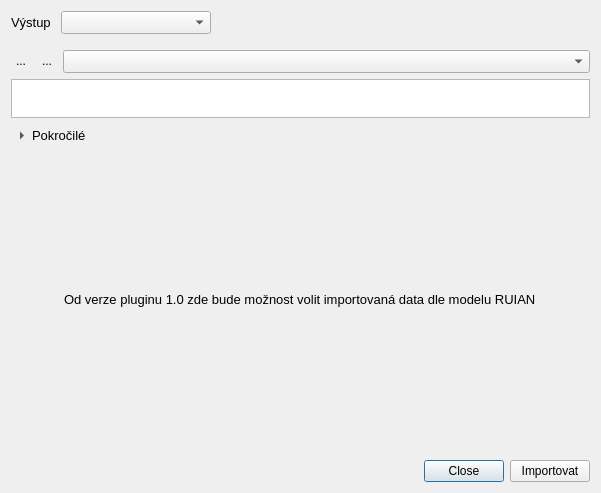
Old version of the form ui_MainApp.ui in the repository ctu-geoforall-lab/qgis-ruian-plugin.
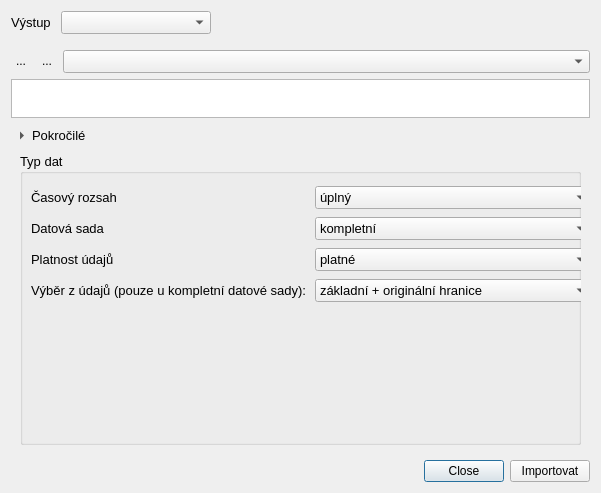
New version of the form. Icons and pictures are not drawn.

Commit message: solved issue #3 generovani RUIAN typu

Patch:
```diff
--- a/ui_MainApp.ui
+++ b/ui_MainApp.ui
@@ -264,11 +264,142 @@
       <property name="topMargin">
        <number>0</number>
       </property>
-      <item alignment="Qt::AlignHCenter">
-       <widget class="QLabel" name="label">
-        <property name="text">
-         <string>Od verze pluginu 1.0 zde bude možnost volit importovaná data dle modelu RUIAN</string>
+      <item>
+       <widget class="QGroupBox" name="typedata">
+        <property name="enabled">
+         <bool>true</bool>
         </property>
+        <property name="focusPolicy">
+         <enum>Qt::NoFocus</enum>
+        </property>
+        <property name="title">
+         <string>Typ dat</string>
+        </property>
+        <property name="checkable">
+         <bool>false</bool>
+        </property>
+        <widget class="QWidget" name="">
+         <property name="geometry">
+          <rect>
+           <x>11</x>
+           <y>31</y>
+           <width>561</width>
+           <height>122</height>
+          </rect>
+         </property>
+         <layout class="QVBoxLayout" name="verticalLayout">
+          <item>
+           <layout class="QHBoxLayout" name="horizontalLayout_4">
+            <item>
+             <widget class="QLabel" name="cas_rozsah_l">
+              <property name="text">
+               <string>Časový rozsah</string>
+              </property>
+             </widget>
+            </item>
+            <item>
+             <widget class="QComboBox" name="cas_rozsah_box">
+              <item>
+               <property name="text">
+                <string>úplný</string>
+               </property>
+              </item>
+              <item>
+               <property name="text">
+                <string>přírůstky</string>
+               </property>
+              </item>
+             </widget>
+            </item>
+           </layout>
+          </item>
+          <item>
+           <layout class="QHBoxLayout" name="horizontalLayout_5">
+            <item>
+             <widget class="QLabel" name="dat_sada_l">
+              <property name="text">
+               <string>Datová sada</string>
+              </property>
+             </widget>
+            </item>
+            <item>
+             <widget class="QComboBox" name="dat_sada_box">
+              <item>
+               <property name="text">
+                <string>kompletní</string>
+               </property>
+              </item>
+              <item>
+               <property name="text">
+                <string>základní</string>
+               </property>
+              </item>
+             </widget>
+            </item>
+           </layout>
+          </item>
+          <item>
+           <layout class="QHBoxLayout" name="horizontalLayout_6">
+            <item>
+             <widget class="QLabel" name="platnost_udaju_l">
+              <property name="text">
+               <string>Platnost údajů</string>
+              </property>
+             </widget>
+            </item>
+            <item>
+             <widget class="QComboBox" name="platnost_udaju_box">
+              <item>
+               <property name="text">
+                <string>platné</string>
+               </property>
+              </item>
+              <item>
+               <property name="text">
+                <string>historické</string>
+               </property>
+              </item>
+             </widget>
+            </item>
+           </layout>
+          </item>
+          <item>
+           <layout class="QHBoxLayout" name="horizontalLayout_7">
+            <item>
+             <widget class="QLabel" name="vyber_z_l">
+              <property name="text">
+               <string>Výběr z údajů (pouze u kompletní datové sady):</string>
+              </property>
+             </widget>
+            </item>
+            <item>
+             <widget class="QComboBox" name="vyber_z_box">
+              <item>
+               <property name="text">
+                <string>základní + originální hranice</string>
+               </property>
+              </item>
+              <item>
+               <property name="text">
+                <string>základní + generalizované hranice</string>
+               </property>
+              </item>
+              <item>
+               <property name="text">
+                <string>základní</string>
+               </property>
+              </item>
+              <item>
+               <property name="text">
+                <string>vlajky a znaky</string>
+               </property>
+              </item>
+             </widget>
+            </item>
+           </layout>
+          </item>
+         </layout>
+        </widget>
        </widget>
       </item>
      </layout>
```
The commit also changes 1 other file.
